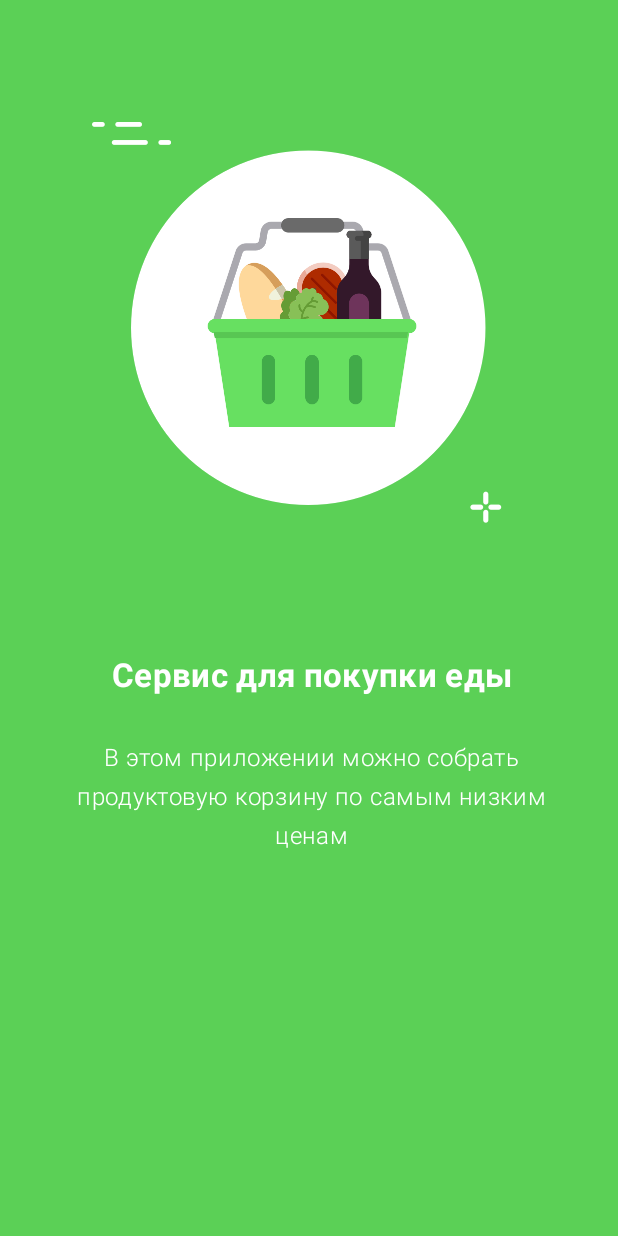
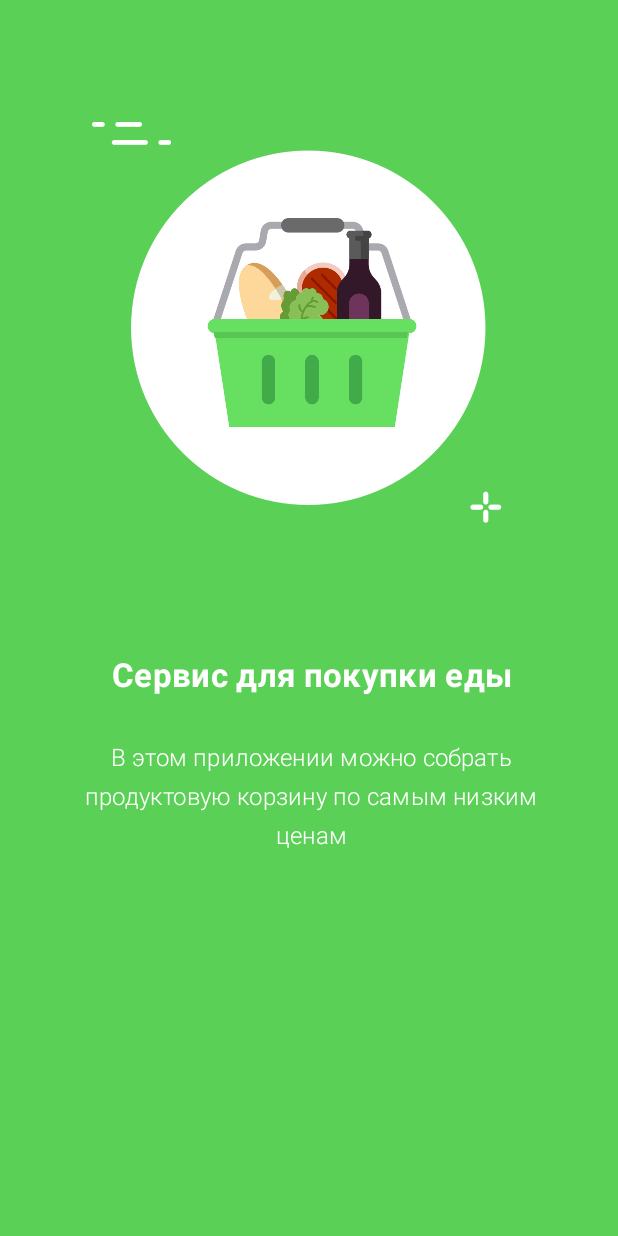
Before and after one commit to whitelext/rebrain-android, an Android app: the screen it shows after launch (IntroActivity), on a phone screen of 412 x 824 dp. Run offline under Robolectric (Android 15) with nearby library versions, the phone set to English and light mode, and no system bars.

Commit message:
text styles created

```diff
--- a/FoodApp/app/src/main/res/layout/activity_intro.xml
+++ b/FoodApp/app/src/main/res/layout/activity_intro.xml
@@ -22,18 +22,11 @@
 
     <TextView
         android:id="@+id/textView"
-        android:layout_width="wrap_content"
-        android:layout_height="wrap_content"
+        style="@style/TextView.Big.White"
         android:layout_marginStart="52dp"
         android:layout_marginTop="86dp"
         android:layout_marginEnd="49dp"
-        android:fontFamily="sans-serif"
         android:gravity="center_horizontal"
-        android:letterSpacing="0.01"
-        android:lineSpacingExtra="0sp"
-        android:textColor="@color/colorIntroText"
-        android:textSize="22sp"
-        android:textStyle="bold"
         app:layout_constraintEnd_toEndOf="parent"
         app:layout_constraintStart_toStartOf="parent"
         app:layout_constraintTop_toBottomOf="@+id/imageView"
@@ -42,18 +35,13 @@
 
     <TextView
         android:layout_width="0dp"
-        android:layout_height="wrap_content"
+        style="@style/TextView.Normal.White"
+        android:fontFamily="sans-serif-light"
         android:layout_marginStart="46dp"
         android:layout_marginTop="29dp"
         android:layout_marginEnd="43dp"
-        android:fontFamily="sans-serif-light"
         android:gravity="center_horizontal"
-        android:letterSpacing="0.03"
-        android:lineSpacingExtra="7sp"
         android:text="@string/intro_description"
-        android:textColor="@color/colorIntroText"
-        android:textSize="16sp"
-        android:textStyle="normal"
         app:layout_constraintEnd_toEndOf="parent"
         app:layout_constraintHorizontal_bias="0.0"
         app:layout_constraintStart_toStartOf="parent"
--- /dev/null
+++ b/FoodApp/app/src/main/res/values-v21/text_styles.xml
@@ -0,0 +1,12 @@
+<?xml version="1.0" encoding="utf-8"?>
+<resources>
+
+    <style name="TextView">
+        <item name="android:layout_height">wrap_content</item>
+        <item name="android:layout_width">wrap_content</item>
+        <item name="android:color">@color/white</item>
+        <item name="android:textStyle">normal</item>
+        <item name="android:letterSpacing">0.01</item>
+        <item name="android:textAppearance">@style/Text</item>
+    </style>
+</resources>
--- /dev/null
+++ b/FoodApp/app/src/main/res/values/font_colors.xml
@@ -0,0 +1,4 @@
+<?xml version="1.0" encoding="utf-8"?><resources>
+    <color name="white">#FFFFFF</color>
+    <color name="grey">#9C9C9C</color>
+</resources>
--- /dev/null
+++ b/FoodApp/app/src/main/res/values/text_styles.xml
@@ -0,0 +1,58 @@
+<?xml version="1.0" encoding="utf-8"?>
+<resources>
+    <!--Стили текста-->
+    <style name="Text" parent="TextAppearance.AppCompat">
+        <item name="android:fontFamily">sans-serif</item>
+    </style>
+
+    <style name="Text.Small">
+        <item name="android:textSize">12sp</item>
+    </style>
+
+    <style name="Text.Normal">
+        <item name="android:textSize">16sp</item>
+    </style>
+
+    <style name="Text.Big">
+        <item name="android:textSize">22sp</item>
+    </style>
+
+    <style name="TextView">
+        <item name="android:layout_height">wrap_content</item>
+        <item name="android:layout_width">wrap_content</item>
+        <item name="android:color">@color/white</item>
+        <item name="android:textStyle">normal</item>
+        <item name="android:textAppearance">@style/Text</item>
+    </style>
+
+    <style name="TextView.Big">
+        <item name="android:textAppearance">@style/Text.Big</item>
+    </style>
+
+    <style name="TextView.Big.White">
+        <item name="android:textColor">@color/white</item>
+        <item name="android:textAppearance">@style/Text.Big</item>
+        <item name="android:textStyle">bold</item>
+    </style>
+
+    <style name="TextView.Normal">
+        <item name="android:textAppearance">@style/Text.Normal</item>
+    </style>
+
+    <style name="TextView.Normal.White">
+        <item name="android:lineSpacingExtra">7sp</item>
+        <item name="android:textColor">@color/white</item>
+    </style>
+
+    <style name="TextView.Small">
+        <item name="android:textAppearance">@style/Text.Small</item>
+    </style>
+
+    <style name="TextView.Small.Grey">
+        <item name="android:textColor">@color/grey</item>
+    </style>
+
+    <style name="TextView.Normal.Grey">
+        <item name="android:textColor">@color/grey</item>
+    </style>
+</resources>
```
